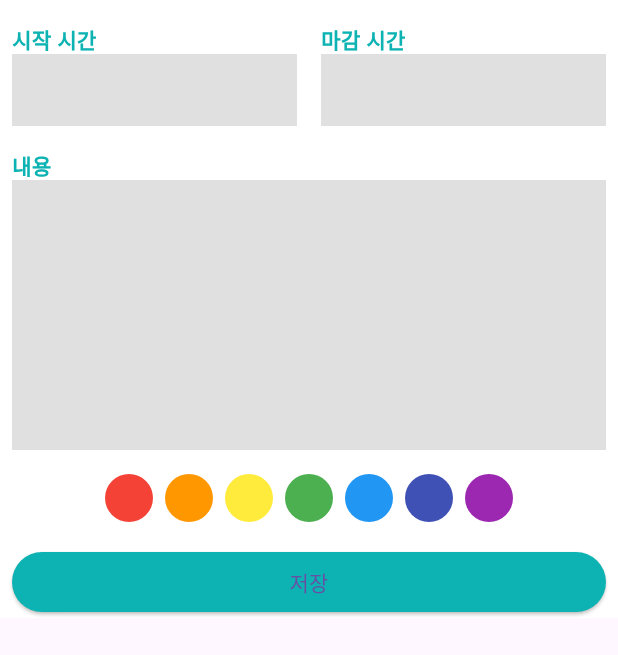
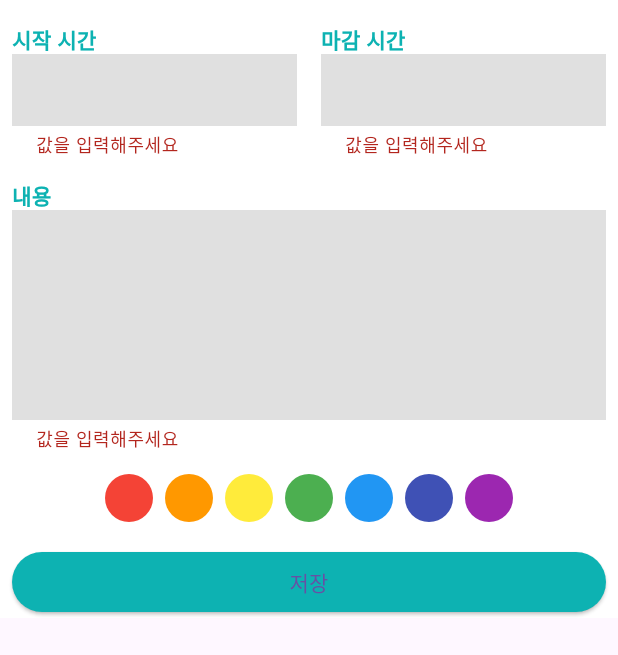
Before and after one commit to LeeGeonwoo22/Flutter_Calendar, a Flutter app: the ScheduleBottonSheet widget shown alone on an empty page, opened directly, after a tap on "저장", on a phone screen of 412 x 824 dp. Shown: the top 655 px of the screen. Run offline on Flutter 3.47's test engine with Material 3 defaults, Android fonts, the light colour scheme and no system bars; our stand-ins replace drift, google_fonts, table_calendar; accounts and stored records are empty; generated files the repository leaves out were written again.

Commit message:
#3 폼 저장

```diff
--- a/lib/components/custom_textField.dart
+++ b/lib/components/custom_textField.dart
@@ -6,8 +6,14 @@ class CustomTextField extends StatelessWidget {
   final String label;
   // true - 시간 || false - 내용
   final bool isTime;
+  final FormFieldSetter<String> onSaved;
 
-  const CustomTextField({super.key, required this.label, required this.isTime});
+  const CustomTextField({
+    Key? key,
+    required this.label,
+    required this.isTime,
+    required this.onSaved,
+  }) : super(key: key);
 
   @override
   Widget build(BuildContext context) {
@@ -26,7 +32,35 @@ class CustomTextField extends StatelessWidget {
   }
 
   Widget renderTextField() {
-    return TextField(
+    return TextFormField(
+      onSaved: onSaved,
+      // null이 return 되면 에러가 없다.
+      // 무조건 모든 어떤 텍스트 필드라도 validator 함수를 거쳐간다.
+      // 에러가 있으면 에러를 String 값으로 리턴해준다.
+      validator: (String? val) {
+        if (val == null || val.isEmpty) {
+          return '값을 입력해주세요';
+        }
+
+        if (isTime) {
+          // value 값을 int로 변환
+          int time = int.parse(val);
+
+          if (time < 0) {
+            return '0 이상의 숫자를 입력해주세요';
+          }
+
+          if (time > 24) {
+            return '24 이하의 숫자를 입력해주세요';
+          }
+        } else {
+          if (val.length > 500) {
+            return '500자 이하의 글자를 입력해주세요.';
+          }
+        }
+
+        return null;
+      },
       cursorColor: Colors.grey,
       // 시간이라면 1줄이 최대, 아니면 입력한 대로의 줄을 부여함
       maxLines: isTime ? 1 : null,
--- a/lib/components/scheduleButtonSheet.dart
+++ b/lib/components/scheduleButtonSheet.dart
@@ -3,8 +3,19 @@ import 'package:flutter_callender/components/custom_textField.dart';
 import 'package:flutter_callender/widgets/pickColor.dart';
 import 'package:flutter_callender/widgets/saveButton.dart';
 
-class ScheduleBottonSheet extends StatelessWidget {
+class ScheduleBottonSheet extends StatefulWidget {
   const ScheduleBottonSheet({super.key});
+
+  @override
+  State<ScheduleBottonSheet> createState() => _ScheduleBottonSheetState();
+}
+
+class _ScheduleBottonSheetState extends State<ScheduleBottonSheet> {
+  // Form의 상태를 가지고있는 globalKey
+  final GlobalKey<FormState> formKey = GlobalKey();
+  int? startTime;
+  int? endTime;
+  String? content;
 
   @override
   Widget build(BuildContext context) {
@@ -21,49 +32,119 @@ class ScheduleBottonSheet extends StatelessWidget {
             padding: EdgeInsets.only(bottom: bottomInsert),
             child:
                 // 라벨과 텍스트 필드 상하좌우
-                const Padding(
-              padding: EdgeInsets.only(left: 8, right: 8, top: 16),
+                Padding(
+              padding: const EdgeInsets.only(left: 8, right: 8, top: 16),
+              child: Form(
+                key: formKey,
+                autovalidateMode: AutovalidateMode.always,
                 child: Column(children: [
-                Row(
+                  _Time(
+                    onStartSaved: (String? val) {
+                      startTime = int.parse(val!);
+                    },
+                    onEndSaved: (String? val) {
+                      endTime = int.parse(val!);
+                    },
+                  ),
+                  const SizedBox(
+                    height: 16,
+                  ),
+                  // 내용 공간 자체는 전체로 늘어남
+                  _Content(
+                    onSaved: (String? val) {
+                      content = val;
+                    },
+                  ),
+                  const SizedBox(
+                    height: 16,
+                  ),
+                  const ColorPicker(),
+                  const SizedBox(
+                    height: 16,
+                  ),
+                  saveButton(
+                    onPressed: onSavePressed,
+                  ),
+                ]),
+              ),
+            ),
+          ),
+        ),
+      ),
+    );
+  }
+
+  void onSavePressed() {
+    // formKey는 생성을 했는데
+    // Form 위젯과 결합을 안했을때
+    if (formKey.currentState == null) {
+      return;
+    }
+    // null이 아닐때 Validate 를 실행
+    // 에러값이 없다면 && true 라면.
+    if (formKey.currentState!.validate()) {
+      print('에러가 없습니다.');
+      formKey.currentState!.save();
+      print('---------------------------');
+      print('startTime : $startTime');
+      print('endTime : $endTime');
+      print('content : $content');
+    } else {
+      print('에러가 있습니다.');
+    }
+  }
+}
+
+class _Content extends StatelessWidget {
+  final FormFieldSetter<String> onSaved;
+  const _Content({Key? key, required this.onSaved}) : super(key: key);
+
+  @override
+  Widget build(BuildContext context) {
+    return Expanded(
+      child: CustomTextField(
+        label: '내용',
+        isTime: false,
+        onSaved: onSaved,
+      ),
+    );
+  }
+}
+
+class _Time extends StatelessWidget {
+  final FormFieldSetter<String> onStartSaved;
+  final FormFieldSetter<String> onEndSaved;
+  const _Time({Key? key, required this.onEndSaved, required this.onStartSaved})
+      : super(key: key);
+
+  @override
+  Widget build(BuildContext context) {
+    return Row(
       children: [
         Expanded(
             child: CustomTextField(
           label: '시작 시간',
           isTime: true,
+          onSaved: onStartSaved,
         )),
-                    SizedBox(
+        const SizedBox(
           width: 16,
         ),
         Expanded(
             child: CustomTextField(
           label: '마감 시간',
           isTime: true,
+          onSaved: onEndSaved,
         )),
       ],
-                ),
-                SizedBox(
-                  height: 16,
-                ),
-                // 내용 공간 자체는 전체로 늘어남
-                Expanded(
-                  child: CustomTextField(
-                    label: '내용',
-                    isTime: false,
-                  ),
-                ),
-                SizedBox(
-                  height: 16,
-                ),
-                ColorPicker(),
-                SizedBox(
-                  height: 16,
-                ),
-                saveButton(),
-              ]),
-            ),
-          ),
-        ),
-      ),
     );
   }
 }
+
+    // if (formKey.currentState!.validate()) {
+    //   // true
+    //   print('에러가 없습니다.');
+    // }else{
+    //   // false
+    //   print('에러가 있습니다.');
+    // }
--- a/lib/main.dart
+++ b/lib/main.dart
@@ -1,9 +1,26 @@
+import 'package:drift/drift.dart';
 import 'package:flutter/material.dart';
 import 'package:flutter_callender/screens/home_screen.dart';
 import 'package:google_fonts/google_fonts.dart';
 import 'package:intl/date_symbol_data_local.dart';
 import 'package:flutter_callender/database/drift_database.dart';
 
+const DEFAULT_COLORS = [
+  // 빨
+  'F44336',
+  // 주
+  'FF9800',
+  // 노
+  'FFEB38',
+  // 초
+  'FCAF50',
+  // 파
+  '2196F3',
+  // 남
+  '3F51B5',
+  // 보
+  '9C27B0'
+];
 void main() async {
   WidgetsFlutterBinding.ensureInitialized();
   await initializeDateFormatting();
@@ -12,8 +29,20 @@ void main() async {
   // LocalDatabase() : super(_openConnection());
   final database = LocalDatabase();
 
-  print('------GET COLORS-------');
+  final colors = await database.getCategoryColors();
+
+  if (colors.isEmpty) {
+    print('실행!!');
+    for (String hexCode in DEFAULT_COLORS) {
+      await database.createCategoryColor(CategoryColorsCompanion(
+        hexCode: Value(hexCode),
+      ));
+    }
+  }
+
   print(await database.getCategoryColors());
+  // print('------GET COLORS-------');
+  // print(await database.getCategoryColors());
 
   runApp(const MyApp());
 }
--- a/lib/widgets/saveButton.dart
+++ b/lib/widgets/saveButton.dart
@@ -2,7 +2,9 @@ import 'package:flutter/material.dart';
 import 'package:flutter_callender/const/colors.dart';
 
 class saveButton extends StatelessWidget {
-  const saveButton({super.key});
+  final VoidCallback onPressed;
+
+  const saveButton({required this.onPressed, super.key});
 
   @override
   Widget build(BuildContext context) {
@@ -10,7 +12,7 @@ class saveButton extends StatelessWidget {
       children: [
         Expanded(
           child: ElevatedButton(
-            onPressed: () {},
+            onPressed: onPressed,
             style: ElevatedButton.styleFrom(
               backgroundColor: PRIMARY_COLOR,
             ),
```
Lines whose indentation alone changed are shown as unchanged.
